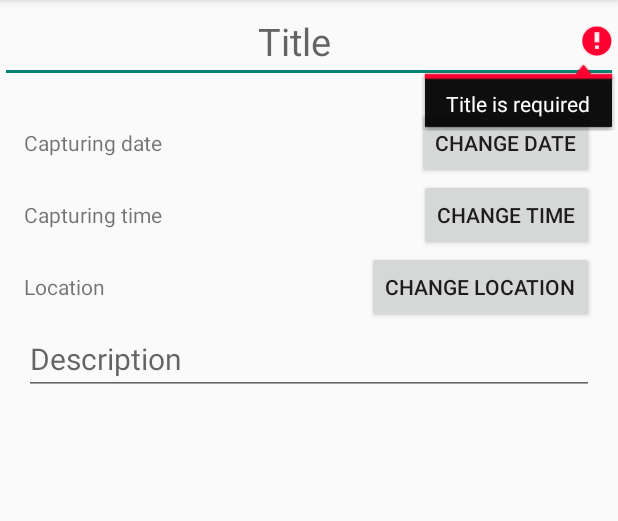
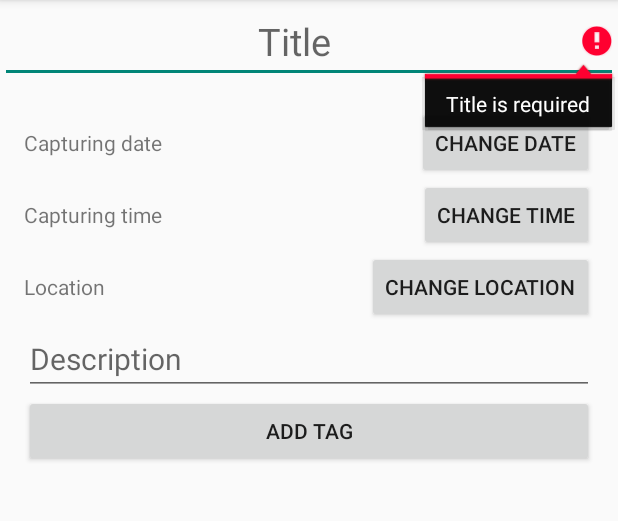
Before and after one commit to eshcherbin/save-the-moment, an Android app: the MomentViewActivity screen opened directly, with no data from a screen before it, in the options menu, after a tap on "Edit", on a phone screen of 412 x 824 dp, the part 84-605 px from its top. Run offline under Robolectric (Android 15) with nearby library versions, the phone set to English and light mode, and no system bars; 14 statements that could not run were skipped.

Commit message:
Added displaying tags in MomentView, editing tags in MomentEditor

```diff
--- a/app/src/main/java/ru/spbau/savethemoment/ui/MomentEditorActivity.java
+++ b/app/src/main/java/ru/spbau/savethemoment/ui/MomentEditorActivity.java
@@ -4,12 +4,15 @@ import android.app.Activity;
 import android.app.DatePickerDialog;
 import android.app.TimePickerDialog;
 import android.content.Context;
+import android.content.DialogInterface;
 import android.content.Intent;
 import android.location.Location;
 import android.os.Bundle;
+import android.support.v7.app.AlertDialog;
 import android.support.v7.app.AppCompatActivity;
 import android.support.v7.widget.Toolbar;
 import android.text.Editable;
+import android.text.InputType;
 import android.text.TextWatcher;
 import android.view.Menu;
 import android.view.MenuItem;
@@ -17,6 +20,7 @@ import android.view.View;
 import android.widget.Button;
 import android.widget.DatePicker;
 import android.widget.EditText;
+import android.widget.LinearLayout;
 import android.widget.TextView;
 import android.widget.TimePicker;
 import android.widget.Toast;
@@ -30,6 +34,8 @@ import ru.spbau.savethemoment.R;
 import ru.spbau.savethemoment.common.Moment;
 import ru.spbau.savethemoment.momentmanager.MomentManager;
 
+import static ru.spbau.savethemoment.R.string.alertdialog_tags_delete_text;
+
 public class MomentEditorActivity extends AppCompatActivity {
     private static final int CHOOSE_LOCATION_REQUEST_CODE = 0;
 
@@ -40,9 +46,11 @@ public class MomentEditorActivity extends AppCompatActivity {
     private TextView date;
     private TextView time;
     private TextView location;
+    private LinearLayout tags;
     private Button editDate;
     private Button editTime;
     private Button editLocation;
+    private Button addTag;
     private Context context;
     private boolean startedWithMoment;
 
@@ -70,6 +78,7 @@ public class MomentEditorActivity extends AppCompatActivity {
         initDescription();
         initDateAndTime();
         initLocation();
+        initTags();
         //TODO: edit media content
     }
 
@@ -231,6 +240,79 @@ public class MomentEditorActivity extends AppCompatActivity {
         });
     }
 
+    private void initTags() {
+        tags = (LinearLayout) findViewById(R.id.linearlayout_momenteditor_tags);
+        displayTags();
+
+        addTag = (Button) findViewById(R.id.button_momenteditor_tags_add);
+        addTag.setOnClickListener(new View.OnClickListener() {
+            @Override
+            public void onClick(View v) {
+                AlertDialog.Builder builder = new AlertDialog.Builder(context);
+                builder.setTitle(R.string.alertdialog_tags_add);
+                final EditText input = new EditText(context);
+                input.setInputType(InputType.TYPE_CLASS_TEXT);
+                builder.setView(input);
+
+                builder.setPositiveButton(R.string.alertdialog_ok, new DialogInterface.OnClickListener() {
+                    @Override
+                    public void onClick(DialogInterface dialog, int which) {
+                        moment.addTag(input.getText().toString());
+                        displayTags();
+                    }
+                });
+                builder.setNegativeButton(R.string.alertdialog_cancel, new DialogInterface.OnClickListener() {
+                    @Override
+                    public void onClick(DialogInterface dialog, int which) {
+                        dialog.cancel();
+                    }
+                });
+
+                builder.show();
+            }
+        });
+    }
+
+    private void displayTags() {
+        tags.removeAllViews();
+        for (String tag : moment.getTags()) {
+            final TextView tagText = new TextView(context);
+            tagText.setText(tag);
+            tags.addView(tagText);
+            tagText.setOnLongClickListener(new View.OnLongClickListener() {
+                @Override
+                public boolean onLongClick(View v) {
+                    AlertDialog.Builder alert = new AlertDialog.Builder(context);
+                    alert.setTitle(R.string.alertdialog_tags_delete_title);
+                    alert.setMessage(getResources().getString(alertdialog_tags_delete_text) +
+                            " \"" +
+                            tagText.getText().toString() +
+                            "\"?");
+                    alert.setPositiveButton(R.string.alertdialog_yes, new DialogInterface.OnClickListener() {
+
+                        @Override
+                        public void onClick(DialogInterface dialog, int which) {
+                            moment.deleteTag(tagText.getText().toString());
+                            tags.removeView(tagText);
+                            dialog.dismiss();
+                        }
+                    });
+                    alert.setNegativeButton(R.string.alertdialog_no, new DialogInterface.OnClickListener() {
+
+                        @Override
+                        public void onClick(DialogInterface dialog, int which) {
+                            dialog.dismiss();
+                        }
+                    });
+
+                    alert.show();
+
+                    return true;
+                }
+            });
+        }
+    }
+
     private void saveTextChanges() {
         moment.setTitle(title.getText().toString());
         moment.setDescription(description.getText().toString());
--- a/app/src/main/java/ru/spbau/savethemoment/ui/MomentViewActivity.java
+++ b/app/src/main/java/ru/spbau/savethemoment/ui/MomentViewActivity.java
@@ -149,6 +149,15 @@ public class MomentViewActivity extends AppCompatActivity implements LoaderManag
         SimpleDateFormat dateFormat = new SimpleDateFormat("EEE dd MMM yyyy hh:mm");
         capturingTime.setText(dateFormat.format(moment.getCapturingTime().getTime()));
 
+        TextView tags = (TextView) findViewById(R.id.textview_momentview_tags);
+        StringBuilder stringBuilder = new StringBuilder();
+        for (String tag : moment.getTags()) {
+            if (stringBuilder.length() > 0) {
+                stringBuilder.append(", ");
+            }
+            stringBuilder.append(tag);
+        }
+        tags.setText(stringBuilder.toString());
         //TODO: displaying media content
     }
 
--- a/app/src/main/res/layout/activity_momenteditor.xml
+++ b/app/src/main/res/layout/activity_momenteditor.xml
@@ -88,6 +88,22 @@
             android:layout_height="wrap_content"
             android:id="@+id/edittext_momenteditor_description"
             android:layout_weight="1" />
+
+        <Button
+            android:text="@string/button_momenteditor_tags_add_text"
+            android:layout_width="match_parent"
+            android:layout_height="wrap_content"
+            android:id="@+id/button_momenteditor_tags_add"
+            android:layout_weight="1" />
+
+
+        <LinearLayout
+            android:orientation="vertical"
+            android:id="@+id/linearlayout_momenteditor_tags"
+            android:textSize="15sp"
+            android:layout_width="match_parent"
+            android:layout_height="wrap_content"
+            android:layout_weight="1" />
     </LinearLayout>
 
 </LinearLayout>
--- a/app/src/main/res/values/strings.xml
+++ b/app/src/main/res/values/strings.xml
@@ -30,6 +30,13 @@
     <string name="menuitem_momentview_delete_text">Delete</string>
     <string name="alertdialog_yes">YES</string>
     <string name="alertdialog_no">NO</string>
+    <string name="alertdialog_ok">Ok</string>
+    <string name="alertdialog_cancel">Cancel</string>
     <string name="alertdialog_delete_moment_title">Delete this moment</string>
     <string name="alertdialog_delete_moment_text">Are you sure you want to delete this moment?</string>
+    <string name="alertdialog_tags_add">Enter new tag</string>
+    <string name="alertdialog_tags_delete_title">Delete tag</string>
+    <string name="alertdialog_tags_delete_text">Are you sure you want to delete tag</string>
+    <string name="textview_momentview_tags_text">Tags</string>
+    <string name="button_momenteditor_tags_add_text">Add tag</string>
 </resources>
```
Also changed, not shown: app/src/main/java/ru/spbau/savethemoment/common/Moment.java (+8 -0 lines), app/src/main/res/layout/activity_momentview.xml (+8 -0 lines).
